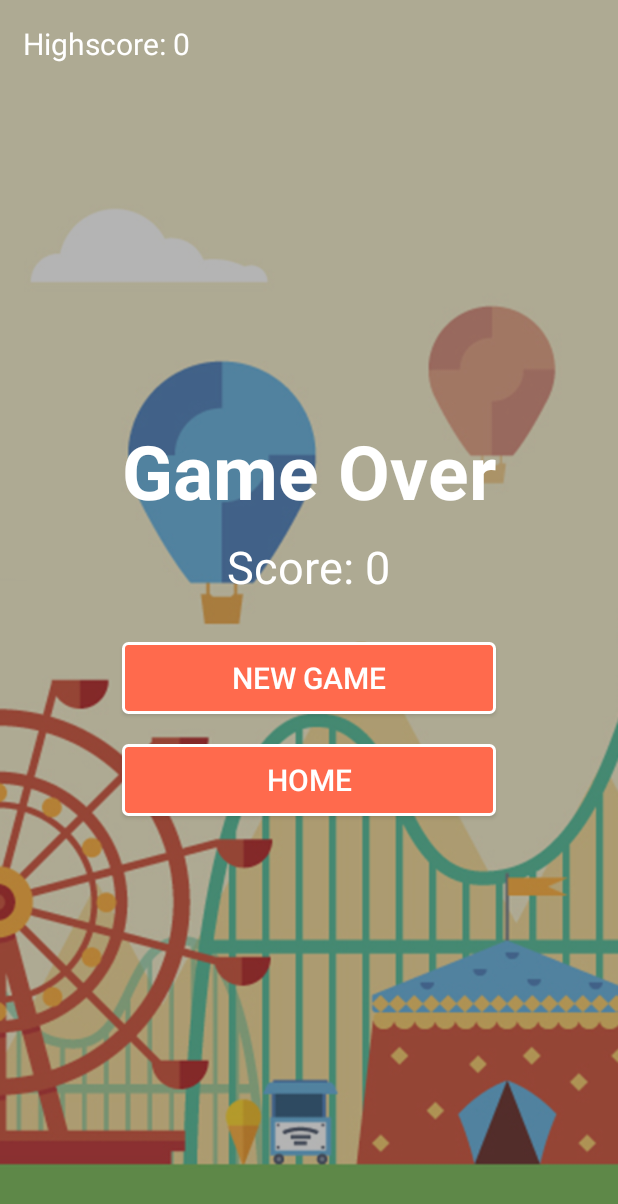
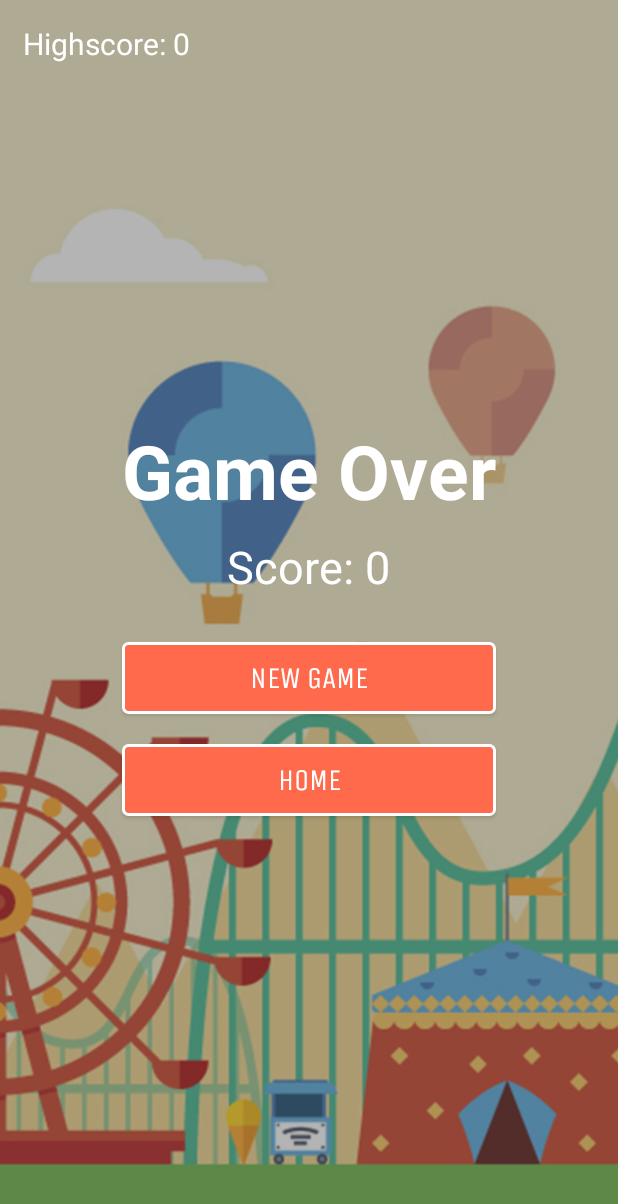
Before and after one commit to hkittylover/MOBAPDE-Picnic-Panic, an Android app: the GameOverActivity screen opened directly, with no data from a screen before it, on a phone screen of 412 x 824 dp. Shown: the top 1204 px of the screen. Run offline under Robolectric (Android 15) with nearby library versions, the phone set to English and light mode, and no system bars; 1 statement that could not run was skipped.

Commit message:
changed font of button

```diff
--- a/app/src/main/java/edu/dlsu/mobapde/picnicpanicbeta/GameOverActivity.java
+++ b/app/src/main/java/edu/dlsu/mobapde/picnicpanicbeta/GameOverActivity.java
@@ -2,6 +2,7 @@ package edu.dlsu.mobapde.picnicpanicbeta;
 
 import android.content.Intent;
 import android.content.SharedPreferences;
+import android.graphics.Typeface;
 import android.preference.PreferenceManager;
 import android.support.v7.app.AppCompatActivity;
 import android.os.Bundle;
@@ -62,5 +63,9 @@ public class GameOverActivity extends AppCompatActivity {
                 finish();
             }
         });
+
+        Typeface typeface = Typeface.createFromAsset(getAssets(), "fonts/unica_one.ttf");
+        buttonHome.setTypeface(typeface);
+        buttonNewGame.setTypeface(typeface);
     }
 }
```
